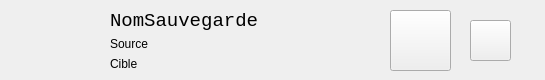
Old version of the form src/views/forms/backupwidget.ui in the repository LP-ACPI/VerrouYEAH.
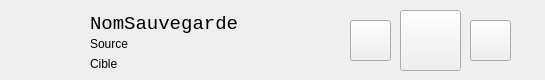
New version of the form.

```diff
--- a/src/views/forms/backupwidget.ui
+++ b/src/views/forms/backupwidget.ui
@@ -16,7 +16,7 @@
   <widget class="QLabel" name="icon">
    <property name="geometry">
     <rect>
-     <x>30</x>
+     <x>10</x>
      <y>10</y>
      <width>61</width>
      <height>61</height>
@@ -45,15 +45,21 @@
   <widget class="QWidget" name="layoutWidget">
    <property name="geometry">
     <rect>
-     <x>110</x>
+     <x>90</x>
      <y>10</y>
-     <width>261</width>
+     <width>251</width>
      <height>61</height>
     </rect>
    </property>
    <layout class="QVBoxLayout" name="verticalLayout">
     <item>
      <widget class="QLabel" name="backupName">
+      <property name="minimumSize">
+       <size>
+        <width>0</width>
+        <height>28</height>
+       </size>
+      </property>
       <property name="font">
        <font>
         <family>Monospace</family>
@@ -87,7 +93,7 @@
   <widget class="QPushButton" name="configButton">
    <property name="geometry">
     <rect>
-     <x>390</x>
+     <x>400</x>
      <y>10</y>
      <width>61</width>
      <height>61</height>
@@ -97,6 +103,19 @@
     <string/>
    </property>
   </widget>
+  <widget class="QPushButton" name="decryptButton">
+   <property name="geometry">
+    <rect>
+     <x>350</x>
+     <y>20</y>
+     <width>41</width>
+     <height>41</height>
+    </rect>
+   </property>
+   <property name="text">
+    <string/>
+   </property>
+  </widget>
  </widget>
  <resources/>
  <connections/>
```
